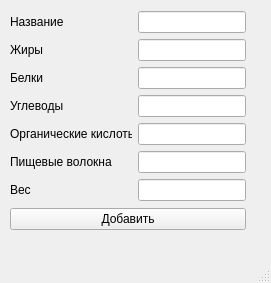
Hipp0Shok/Lab1GUI, file addwindow.ui: the form before one commit.
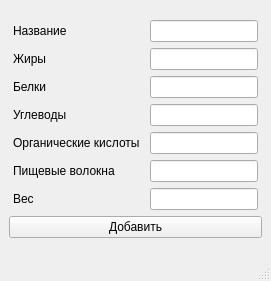
The form after the commit.

Diff of the .ui file:
```diff
--- a/addwindow.ui
+++ b/addwindow.ui
@@ -7,22 +7,15 @@
     <x>0</x>
     <y>0</y>
     <width>271</width>
-    <height>283</height>
+    <height>281</height>
    </rect>
   </property>
   <property name="windowTitle">
    <string>MainWindow</string>
   </property>
   <widget class="QWidget" name="centralwidget">
-   <widget class="QWidget" name="">
-    <property name="geometry">
-     <rect>
-      <x>10</x>
-      <y>10</y>
-      <width>236</width>
-      <height>221</height>
-     </rect>
-    </property>
+   <layout class="QGridLayout" name="gridLayout_2">
+    <item row="0" column="0">
     <layout class="QVBoxLayout" name="verticalLayout">
      <item>
       <layout class="QGridLayout" name="gridLayout">
@@ -197,7 +190,8 @@
       </widget>
      </item>
     </layout>
-   </widget>
+    </item>
+   </layout>
   </widget>
   <widget class="QMenuBar" name="menubar">
    <property name="geometry">
```
Lines whose indentation alone changed are shown as unchanged.
